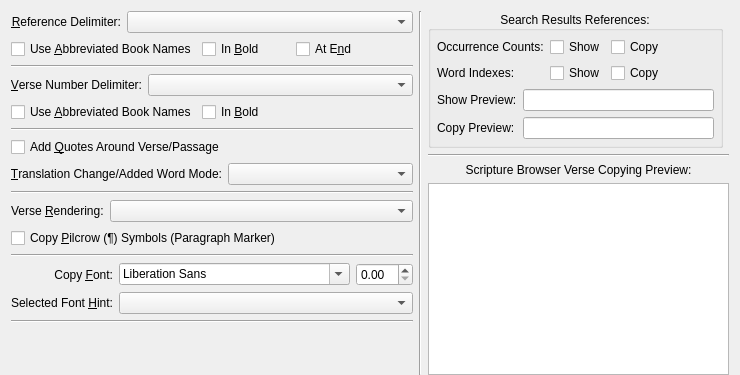
Before: the Qt Designer form programs/KJVCanOpener/ConfigCopyOptions.ui in dewhisna/KingJamesPureBibleSearch, drawn with Qt 5.
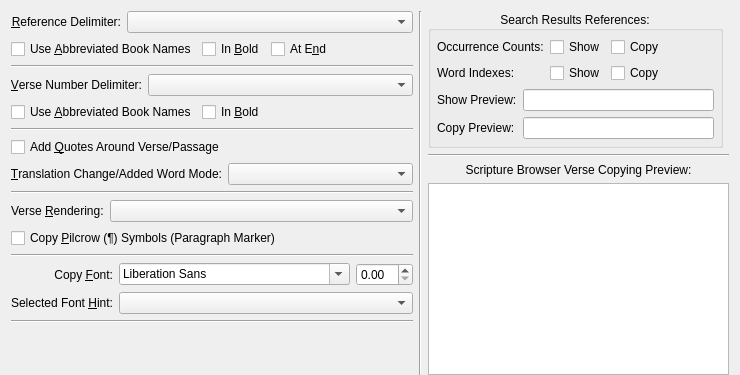
After: the same form once the commit is applied. Custom widgets are drawn as their Qt base class.

Commit message: Fixed alignment of controls on the Copy Options page.  Not sure why I had set those springs to fixed-width instead of leaving them as expanding... It looked bad on Mac...

Patch:
```diff
--- a/programs/KJVCanOpener/ConfigCopyOptions.ui
+++ b/programs/KJVCanOpener/ConfigCopyOptions.ui
@@ -91,9 +91,6 @@
          <property name="orientation">
           <enum>Qt::Horizontal</enum>
          </property>
-         <property name="sizeType">
-          <enum>QSizePolicy::Fixed</enum>
-         </property>
          <property name="sizeHint" stdset="0">
           <size>
            <width>30</width>
```
Left out of the diff: 3 changed lines with no effect on the pictures.
